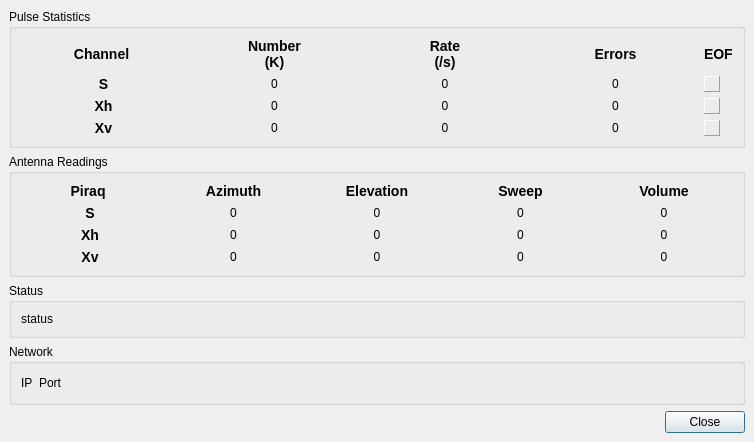
Qt form CP2exec/CP2Exec.ui (QtWorks/cp2) before a commit.
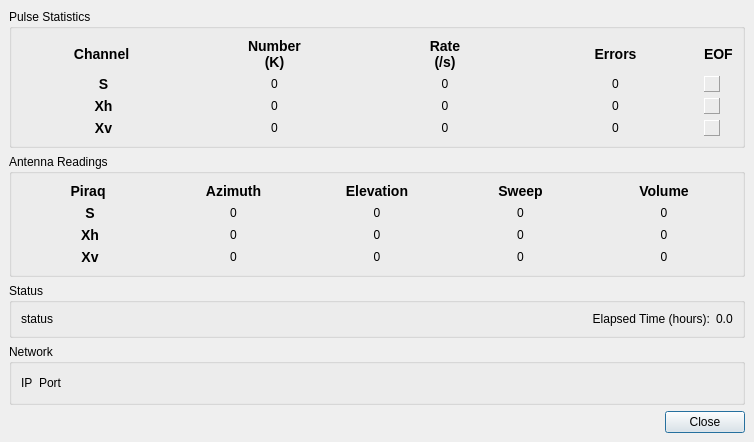
The same form after that commit.

Commit message: Added elapsed time display.

Diff of the .ui file:
```diff
--- a/CP2exec/CP2Exec.ui
+++ b/CP2exec/CP2Exec.ui
@@ -941,7 +941,7 @@
      <property name="title" >
       <string>Status</string>
      </property>
-     <layout class="QVBoxLayout" >
+     <layout class="QHBoxLayout" >
       <property name="margin" >
        <number>9</number>
       </property>
@@ -966,6 +966,33 @@
         </property>
        </widget>
       </item>
+      <item>
+       <layout class="QHBoxLayout" >
+        <property name="margin" >
+         <number>0</number>
+        </property>
+        <property name="spacing" >
+         <number>6</number>
+        </property>
+        <item>
+         <widget class="QLabel" name="label" >
+          <property name="text" >
+           <string>Elapsed Time (hours):</string>
+          </property>
+          <property name="alignment" >
+           <set>Qt::AlignRight|Qt::AlignTrailing|Qt::AlignVCenter</set>
+          </property>
+         </widget>
+        </item>
+        <item>
+         <widget class="QLabel" name="_elapsedText" >
+          <property name="text" >
+           <string>0.0</string>
+          </property>
+         </widget>
+        </item>
+       </layout>
+      </item>
      </layout>
     </widget>
    </item>
```
The commit also changes 2 other files.
